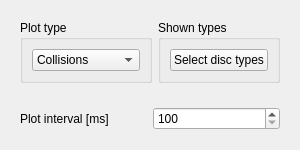
Above: src/libcellgui/widgets/PlotControlWidget.ui from yannik131/Cell before the change. Below: the same form after it.
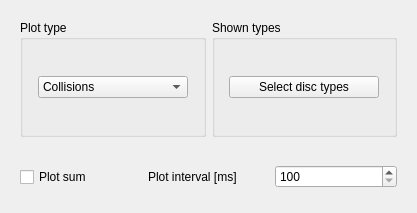
That is the form after the change.

Commit message: Bug fixes: Plot data selection, sum plot

Patch:
```diff
--- a/src/libcellgui/widgets/PlotControlWidget.ui
+++ b/src/libcellgui/widgets/PlotControlWidget.ui
@@ -6,8 +6,8 @@
    <rect>
     <x>0</x>
     <y>0</y>
-    <width>264</width>
-    <height>142</height>
+    <width>417</width>
+    <height>213</height>
    </rect>
   </property>
   <property name="windowTitle">
@@ -95,6 +95,13 @@
       </size>
      </property>
      <layout class="QHBoxLayout" name="horizontalLayout_4">
+      <item>
+       <widget class="QCheckBox" name="plotSumCheckBox">
+        <property name="text">
+         <string>Plot sum</string>
+        </property>
+       </widget>
+      </item>
       <item>
        <widget class="QLabel" name="label_4">
         <property name="text">
```
Left out of the diff: 3 changed lines with no effect on the pictures. The commit also changes 11 other files.
